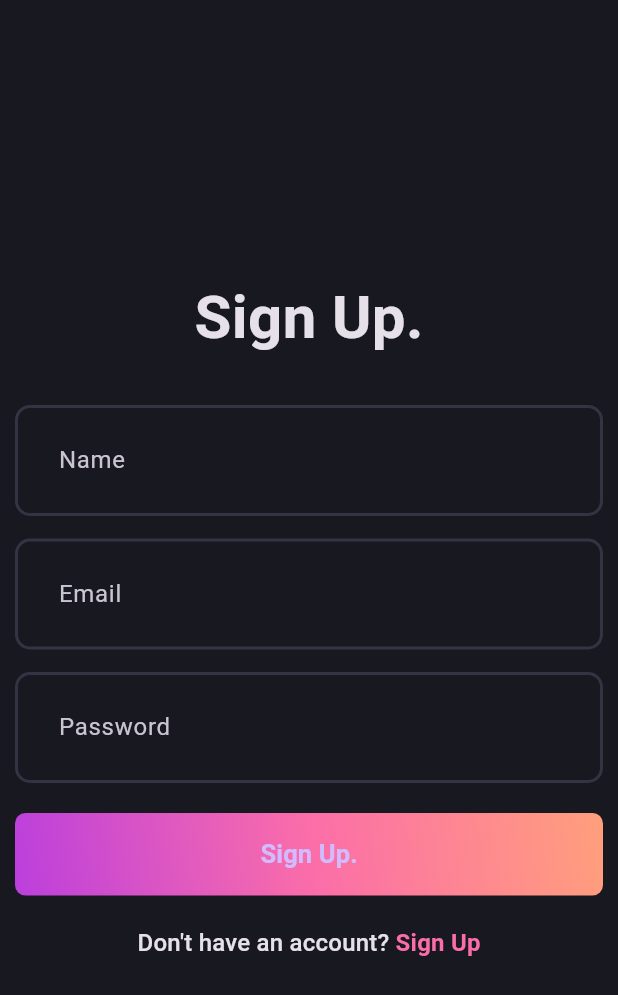
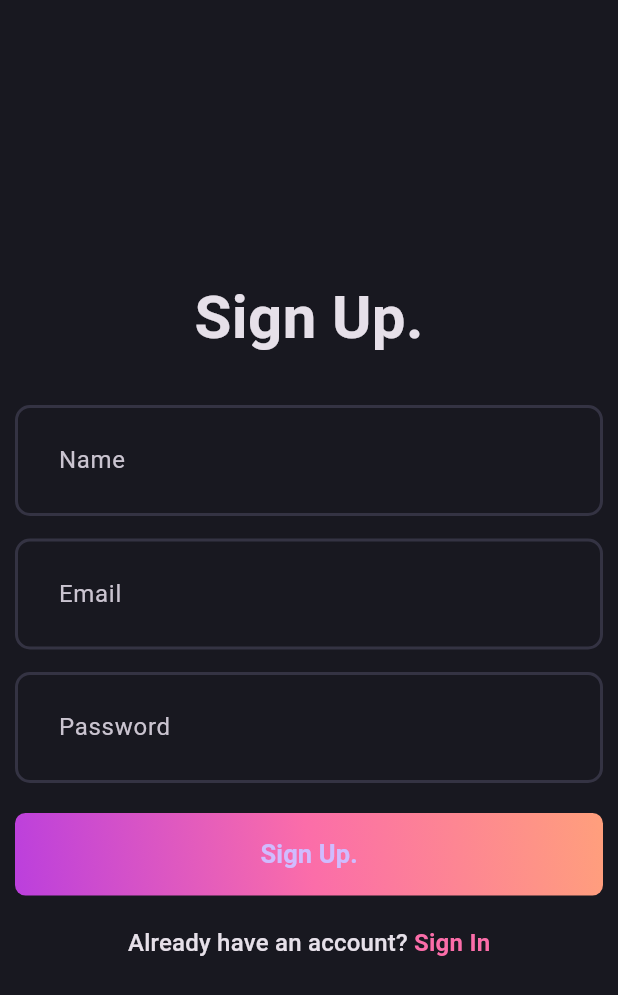
Before and after one commit to samuketema/weblog, a Flutter app: the screen it shows after launch, on a phone screen of 412 x 824 dp. Shown: the top 995 px of the screen. Run offline on Flutter 3.47's test engine with Material 3 defaults, Android fonts, the phone set to English and light mode, and no system bars; our stand-ins replace flutter_bloc, fpdart, get_it, supabase_flutter; accounts and stored records are empty.

Commit message:
Debug the sign up page

```diff
--- a/lib/features/auth/presentation/pages/sign_up_page.dart
+++ b/lib/features/auth/presentation/pages/sign_up_page.dart
@@ -87,11 +87,11 @@ class _SignUpPageState extends State<SignUpPage> {
                       },
                       child: RichText(
                         text: TextSpan(
-                          text: 'Don\'t have an account? ',
+                          text: 'Already have an account? ',
                           style: Theme.of(context).textTheme.titleMedium,
                           children: [
                             TextSpan(
-                              text: 'Sign Up',
+                              text: 'Sign In',
                               style: Theme.of(context).textTheme.titleMedium
                                   ?.copyWith(
                                     color: AppPallete.gradient2,
```
